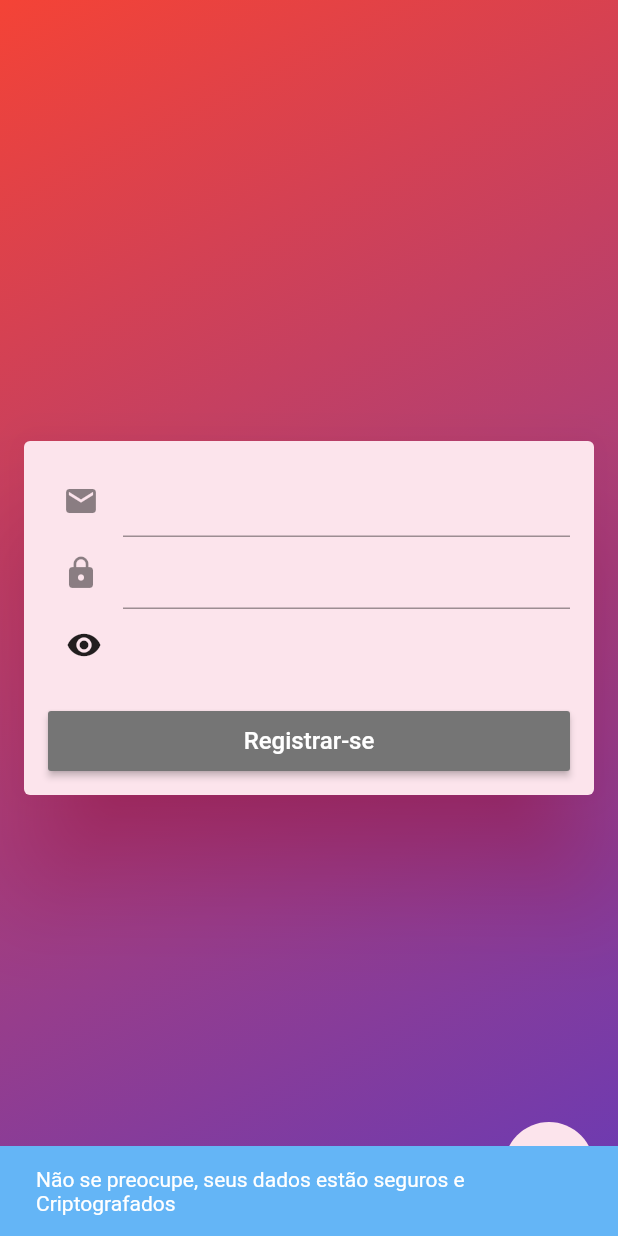
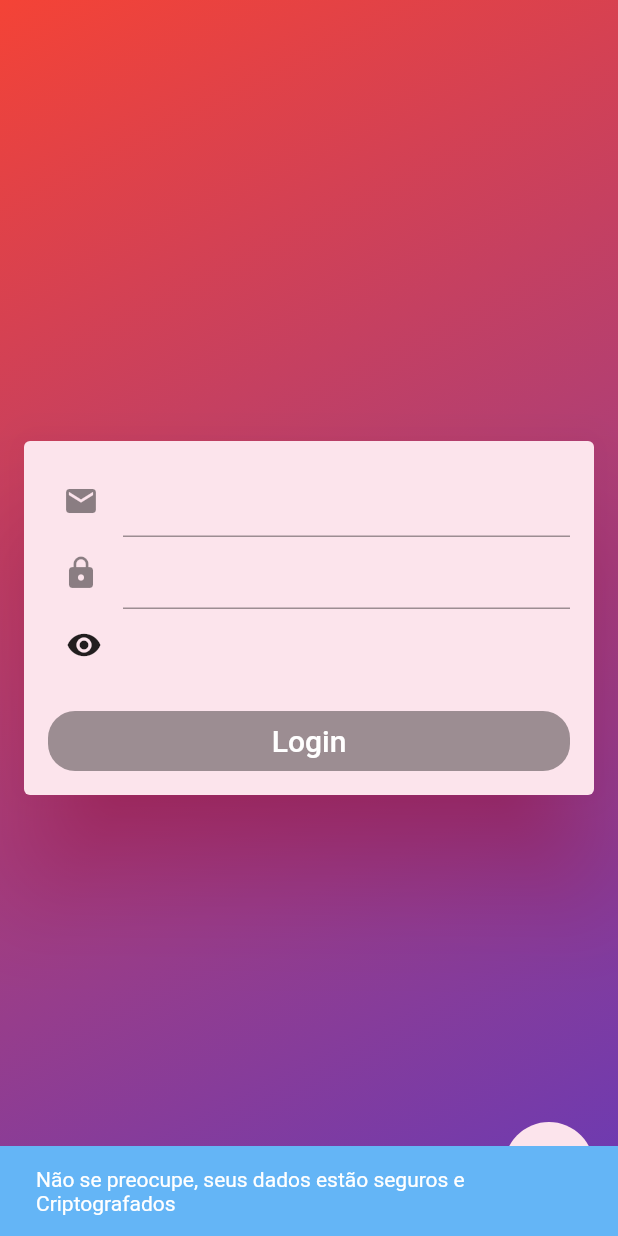
Before and after one commit to Tetano/ajudantetech, a Flutter app: the screen it shows after launch, after a tap on the "security" icon, on a phone screen of 412 x 824 dp. Run offline on Flutter 3.47's test engine with Material 2 defaults, Android fonts, the phone set to English and light mode, and no system bars; our stand-ins replace cloud_firestore, firebase_auth; accounts and stored records are empty.

Commit message:
Campo de escurecer + login_screen.dart finalizados

```diff
--- a/lib/screens/login/login_screen.dart
+++ b/lib/screens/login/login_screen.dart
@@ -85,18 +85,19 @@ class _LoginScreenState extends State<LoginScreen> {
                                   child: SizedBox(
                                     height: 40,
                                     child: RaisedButton(
-                                      color: Colors.grey[600],
-                                      onPressed: () {},
                                       child: Text(
-                                        'Registrar-se',
+                                        'Login',
                                         style: TextStyle(
-                                            fontSize: 16,
-                                            color: Colors.white
+                                          color: Colors.white,
+                                          fontSize: 20,
+                                        ),
+                                      ),
+                                      shape: RoundedRectangleBorder(
+                                        borderRadius: BorderRadius.circular(18.0),
                                       ),
                                      ),
                                     ),
                                   ),
-                                )
                               ],
                             );
                         },
@@ -108,7 +109,6 @@ class _LoginScreenState extends State<LoginScreen> {
         ),
      floatingActionButton:
      CircleAvatar(
-
          foregroundColor: Colors.pink[50],
          backgroundColor: Colors.pink[50],
          radius: 30,
@@ -129,6 +129,7 @@ class _LoginScreenState extends State<LoginScreen> {
              )
          )
      ),
+
       ),
     );
   }
--- a/lib/screens/register/register_screen.dart
+++ b/lib/screens/register/register_screen.dart
@@ -64,7 +64,7 @@ class RegisterScreen extends StatelessWidget {
                               color: Colors.grey[600],
                               onPressed: (){},
                               child: Text(
-                                'Registrar-se',
+                                'Cadastrar',
                                 style: TextStyle(
                                   fontSize: 16,
                                   color: Colors.white
```
Lines whose indentation alone changed are shown as unchanged.
